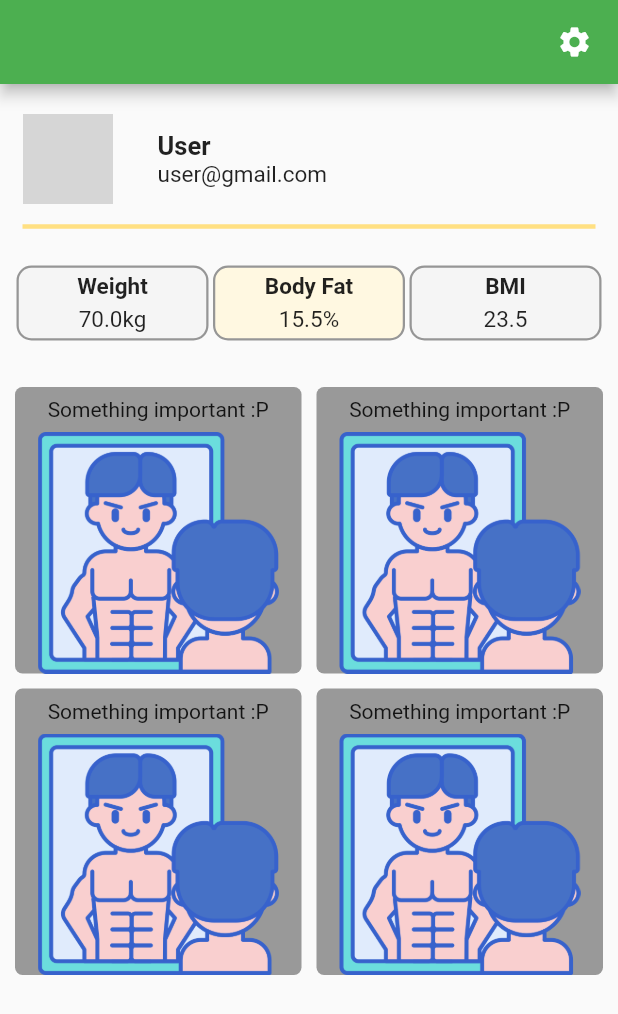
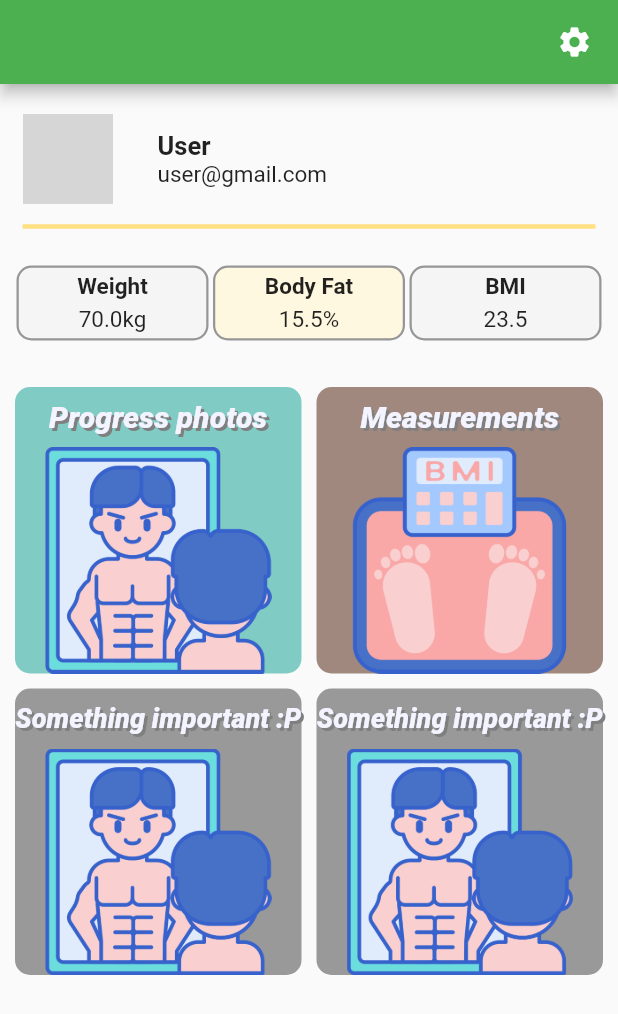
Before and after one commit to Xezolpl/Diet-Planner, a Flutter app: the AccountPage screen opened directly, on a phone screen of 412 x 824 dp. Shown: the top 1014 px of the screen. Run offline on Flutter 3.47's test engine with Material 2 defaults, Android fonts, the phone set to English and light mode, and no system bars; drawn by our look-alikes of auto_size_text; our stand-ins replace data_connection_checker, font_awesome_flutter, freezed_annotation; generated files the repository leaves out were written again; network calls fail; Roboto replaces fonts that are missing (ArchivoNarrow, Signika); grey boxes are pictures that could not be loaded.

Commit message:
Account cards part 1

```diff
--- a/lib/presentation/account/account_page.dart
+++ b/lib/presentation/account/account_page.dart
@@ -1,3 +1,4 @@
+import 'package:auto_size_text/auto_size_text.dart';
 import 'package:diet_planner/model/measurement.dart';
 import 'package:diet_planner/model/user.dart';
 import 'package:flutter/material.dart';
@@ -59,12 +60,12 @@ class AccountPage extends StatelessWidget {
               children: [
                 StyledActionContainer(
                     imagePath: 'assets/png/account_cards/progress_photos.png',
-                    color: Color(0xff999999),
-                    label: 'Something important :P'),
+                    color: Colors.teal[200],
+                    label: 'Progress photos'),
                 StyledActionContainer(
-                    imagePath: 'assets/png/account_cards/progress_photos.png',
-                    color: Color(0xff999999),
-                    label: 'Something important :P'),
+                    imagePath: 'assets/png/account_cards/measurement.png',
+                    color: Colors.brown[300],
+                    label: 'Measurements'),
                 StyledActionContainer(
                     imagePath: 'assets/png/account_cards/progress_photos.png',
                     color: Color(0xff999999),
@@ -101,15 +102,26 @@ class StyledActionContainer extends StatelessWidget {
       height: size + 30,
       margin: EdgeInsets.all(5),
       decoration: BoxDecoration(
-        borderRadius: BorderRadius.circular(5),
+        borderRadius: BorderRadius.circular(10),
         color: color,
       ),
       child: Column(
         children: [
           Container(
             alignment: Alignment.center,
-            height: 30,
-            child: Text(label),
+            height: 40,
+            child: AutoSizeText(
+              label,
+              maxLines: 1,
+              style: TextStyle(
+                  fontSize: 20,
+                  fontStyle: FontStyle.italic,
+                  fontWeight: FontWeight.w800,
+                  color: Color.fromRGBO(243, 244, 255, 1),
+                  shadows: [
+                    Shadow(color: Color(0xff7f7f7f), offset: Offset(2, 2)),
+                  ]),
+            ),
           ),
           Expanded(
               child: Image.asset(
```
Also changed, not shown: assets/png/account_cards/measurement.png (added).
